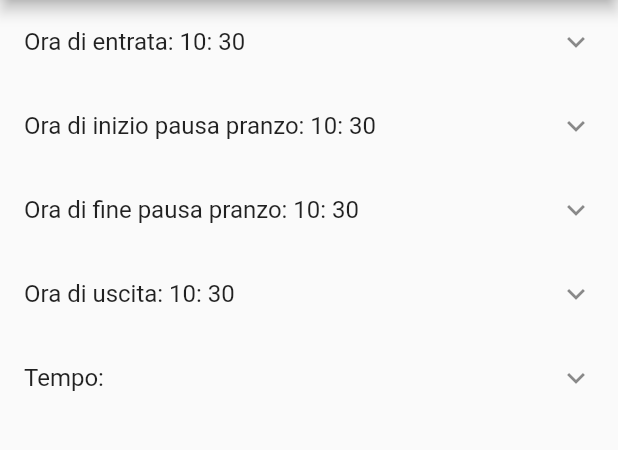
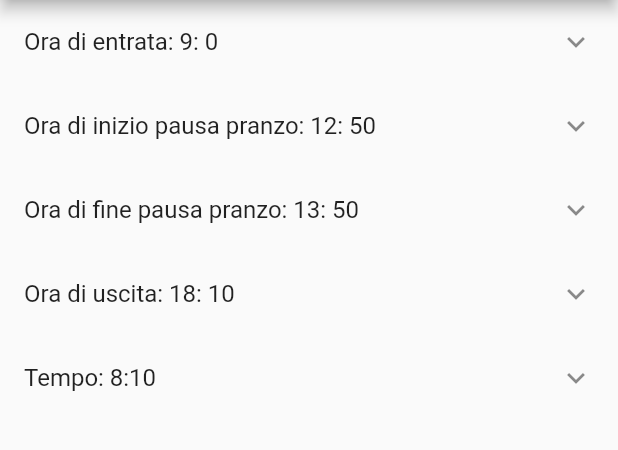
Before and after one commit to odaepo/WorkTimeCalculator, a Flutter app: the screen it shows after launch, on a phone screen of 412 x 824 dp, the part 84-534 px from its top. Run offline on Flutter 3.47's test engine with Material 2 defaults, Android fonts, the phone set to English and light mode, and no system bars.

Commit message:
sistemato calcoli

```diff
--- a/lib/main.dart
+++ b/lib/main.dart
@@ -36,11 +36,13 @@ class _DateTimePickerPageState extends State<DateTimePickerPage> {
   @override
   void initState() {
     super.initState();
-    entrata = TimeOfDay.now();
-    inizioPausaPranzo = TimeOfDay.now();
-    finePausaPranzo = TimeOfDay.now();
-    uscita = TimeOfDay.now();
-    totale = '';
+    entrata = TimeOfDay(hour: 9, minute: 0);
+    inizioPausaPranzo = TimeOfDay(hour: 12, minute: 50);
+    finePausaPranzo = TimeOfDay(hour: 13, minute: 50);
+    uscita = TimeOfDay(hour: 18, minute: 10);
+    int totmin = calTotalMinute(entrata, inizioPausaPranzo) +
+        calTotalMinute(finePausaPranzo, uscita);
+    totale = minToString(totmin);
   }
 
   @override
@@ -91,6 +93,9 @@ class _DateTimePickerPageState extends State<DateTimePickerPage> {
     if (te != null) {
       setState(() {
         entrata = te;
+        int totmin = calTotalMinute(entrata, inizioPausaPranzo) +
+            calTotalMinute(finePausaPranzo, uscita);
+        totale = minToString(totmin);
       });
     }
   }
@@ -100,6 +105,9 @@ class _DateTimePickerPageState extends State<DateTimePickerPage> {
     if (te != null) {
       setState(() {
         inizioPausaPranzo = te;
+        int totmin = calTotalMinute(entrata, inizioPausaPranzo) +
+            calTotalMinute(finePausaPranzo, uscita);
+        totale = minToString(totmin);
       });
     }
   }
@@ -109,6 +117,9 @@ class _DateTimePickerPageState extends State<DateTimePickerPage> {
     if (te != null) {
       setState(() {
         finePausaPranzo = te;
+        int totmin = calTotalMinute(entrata, inizioPausaPranzo) +
+            calTotalMinute(finePausaPranzo, uscita);
+        totale = minToString(totmin);
       });
     }
   }
```
